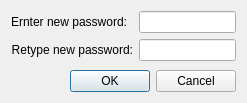
Before: the Qt Designer form dda_ctrl/newpassworddialog.ui in olegyurchenko/dda-control, drawn with Qt 5.
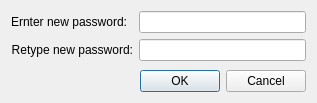
After: the same form once the commit is applied.

Patch:
```diff
--- a/dda_ctrl/newpassworddialog.ui
+++ b/dda_ctrl/newpassworddialog.ui
@@ -6,7 +6,7 @@
    <rect>
     <x>0</x>
     <y>0</y>
-    <width>247</width>
+    <width>317</width>
     <height>103</height>
    </rect>
   </property>
```
